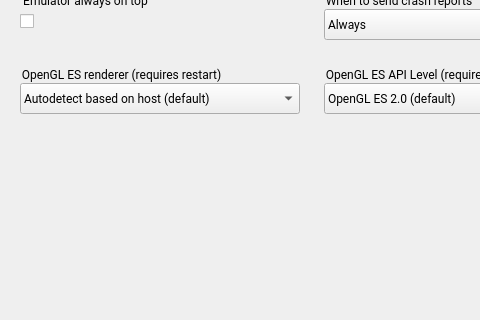
Above: android/android-emu/android/skin/qt/extended-pages/settings-page.ui from vicamo/libandroid-emugl before the change; both pictures show x 0 to 480 and y 177 to 497 of the 622 by 580 pixel window. Below: the same form after it.
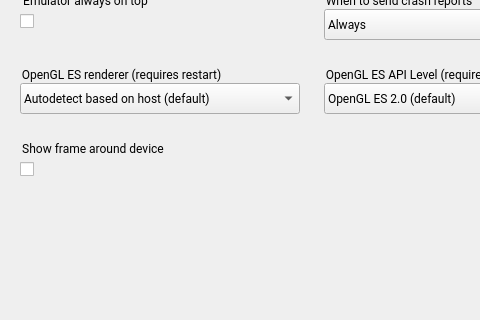
That is the form after the change. Icons and pictures are not drawn.

Diff of the .ui file:
```diff
--- a/android/android-emu/android/skin/qt/extended-pages/settings-page.ui
+++ b/android/android-emu/android/skin/qt/extended-pages/settings-page.ui
@@ -553,6 +553,55 @@
     </property>
    </item>
   </widget>
+  <widget class="QGroupBox" name="set_frameAlwaysTitle">
+   <property name="geometry">
+    <rect>
+     <x>20</x>
+     <y>316</y>
+     <width>211</width>
+     <height>21</height>
+    </rect>
+   </property>
+   <property name="font">
+    <font>
+     <family>Roboto</family>
+    </font>
+   </property>
+   <property name="styleSheet">
+    <string notr="true">border: 0px;</string>
+   </property>
+   <property name="title">
+    <string>Show frame around device</string>
+   </property>
+   <property name="ColorGroup" stdset="0">
+    <string>Title</string>
+   </property>
+  </widget>
+  <widget class="QCheckBox" name="set_frameAlways">
+   <property name="geometry">
+    <rect>
+     <x>20</x>
+     <y>334</y>
+     <width>211</width>
+     <height>24</height>
+    </rect>
+   </property>
+   <property name="iconSize">
+    <size>
+     <width>24</width>
+     <height>24</height>
+    </size>
+   </property>
+   <property name="checked">
+    <bool>false</bool>
+   </property>
+   <property name="ColorGroup" stdset="0">
+    <string>Toggle</string>
+   </property>
+   <property name="report_metrics" stdset="0">
+    <bool>false</bool>
+   </property>
+  </widget>
   <zorder>kbdShortcutsTitle</zorder>
   <zorder>set_crashReprotPrefTitle</zorder>
   <zorder>set_onTop</zorder>
```
Left out of the diff: 2 changed lines with no effect on the pictures.
